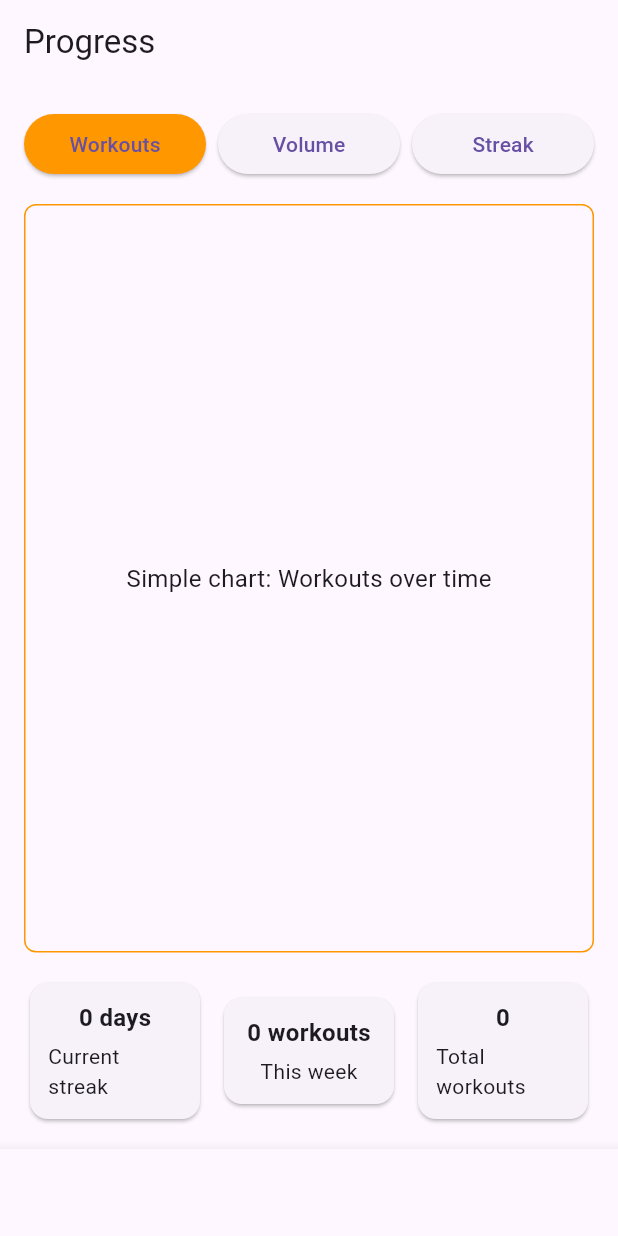
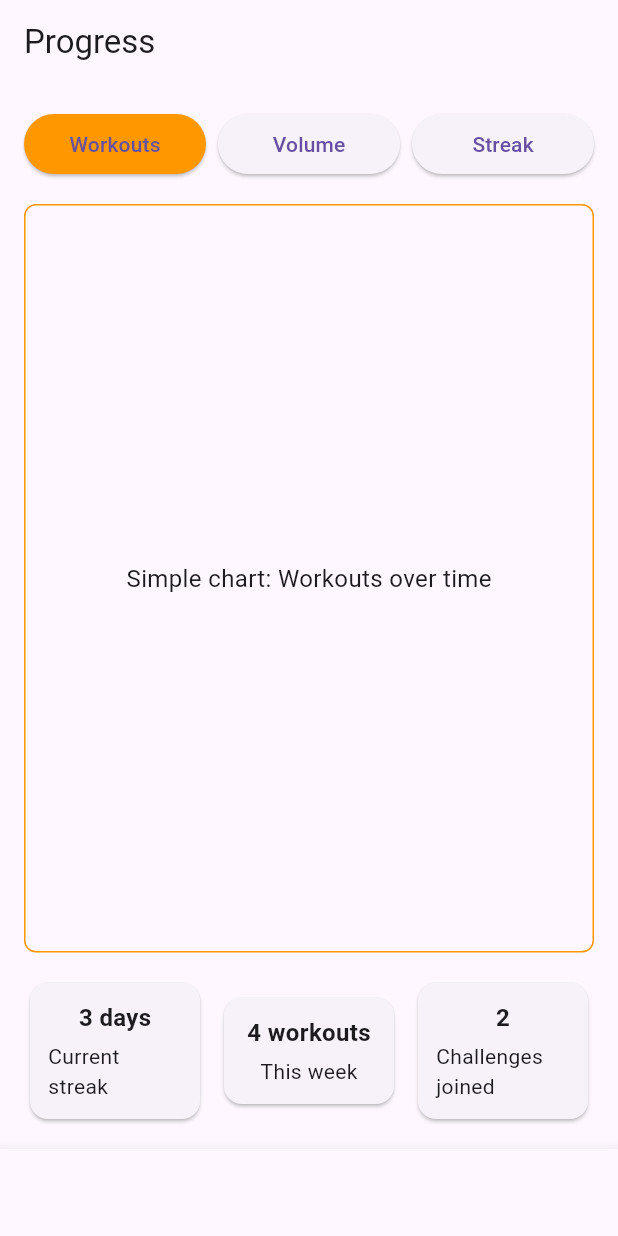
Before and after one commit to mohitkokane3900/beast_lifting_app, a Flutter app: the screen it shows once a user with an empty profile is signed in, item 3 of the bottom bar chosen, on a phone screen of 412 x 824 dp. Run offline on Flutter 3.47's test engine with Material 3 defaults, Android fonts, the light colour scheme and no system bars; our stand-ins replace cloud_firestore, firebase_auth, firebase_core, shared_preferences; accounts and stored records are empty.

Commit message:
Final polish and submission prep

```diff
--- a/lib/models/challenge.dart
+++ b/lib/models/challenge.dart
@@ -26,8 +26,9 @@ class Challenge {
       startDate: m['startDate'] != null
           ? DateTime.parse(m['startDate'] as String)
           : null,
-      endDate:
-          m['endDate'] != null ? DateTime.parse(m['endDate'] as String) : null,
+      endDate: m['endDate'] != null
+          ? DateTime.parse(m['endDate'] as String)
+          : null,
       isActive: m['isActive'] as bool? ?? true,
     );
   }
--- a/lib/models/feed_post.dart
+++ b/lib/models/feed_post.dart
@@ -20,8 +20,9 @@ class FeedPost {
   });
 
   factory FeedPost.fromMap(String id, Map<String, dynamic> m) {
-    final react = (m['reactionsCount'] as Map<String, dynamic>? ?? {})
-        .map((k, v) => MapEntry(k, (v as num).toInt()));
+    final react = (m['reactionsCount'] as Map<String, dynamic>? ?? {}).map(
+      (k, v) => MapEntry(k, (v as num).toInt()),
+    );
 
     return FeedPost(
       id: id,
--- a/lib/screens/auth/auth_gate.dart
+++ b/lib/screens/auth/auth_gate.dart
@@ -38,14 +38,12 @@ class _AuthGateState extends State<AuthGate> {
             body: Center(child: CircularProgressIndicator()),
           );
         }
-
         if (snap.data == null) {
           return LoginScreen(
             darkMode: widget.darkMode,
             onThemeChanged: widget.onThemeChanged,
           );
         }
-
         return MainShell(
           darkMode: widget.darkMode,
           onThemeChanged: widget.onThemeChanged,
--- a/lib/screens/progress/progress_screen.dart
+++ b/lib/screens/progress/progress_screen.dart
@@ -1,7 +1,4 @@
 import 'package:flutter/material.dart';
-import '../../services/firestore_service.dart';
-import '../../services/auth_service.dart';
-import '../../models/workout.dart';
 
 class ProgressScreen extends StatefulWidget {
   const ProgressScreen({super.key});
@@ -11,63 +8,13 @@ class ProgressScreen extends StatefulWidget {
 }
 
 class _ProgressScreenState extends State<ProgressScreen> {
-  final store = FirestoreService();
-  final auth = AuthService();
   String mode = 'Workouts';
-
-  int _calculateStreak(List<Workout> workouts) {
-    if (workouts.isEmpty) return 0;
-    int streak = 0;
-    DateTime? lastDate;
-
-    for (final w in workouts) {
-      final d = DateTime(w.createdAt.year, w.createdAt.month, w.createdAt.day);
-      if (lastDate == null) {
-        streak = 1;
-        lastDate = d;
-      } else {
-        final diff = lastDate.difference(d).inDays;
-        if (diff == 1) {
-          streak += 1;
-          lastDate = d;
-        } else {
-          break;
-        }
-      }
-    }
-    return streak;
-  }
-
-  int _workoutsThisWeek(List<Workout> workouts) {
-    final now = DateTime.now();
-    final start = DateTime(now.year, now.month, now.day)
-        .subtract(const Duration(days: 6));
-    return workouts.where((w) => w.createdAt.isAfter(start)).length;
-  }
 
   @override
   Widget build(BuildContext context) {
-    final u = auth.currentUser;
-    if (u == null) {
-      return const Scaffold(
-        body: Center(child: Text('Not logged in')),
-      );
-    }
-
     return Scaffold(
       appBar: AppBar(title: const Text('Progress')),
-      body: StreamBuilder<List<Workout>>(
-        stream: store.workoutsForUser(u.uid),
-        builder: (context, snap) {
-          if (!snap.hasData) {
-            return const Center(child: CircularProgressIndicator());
-          }
-
-          final workouts = snap.data!;
-          final streak = _calculateStreak(workouts);
-          final weekCount = _workoutsThisWeek(workouts);
-
-          return Padding(
+      body: Padding(
         padding: const EdgeInsets.all(16),
         child: Column(
           children: [
@@ -99,20 +46,15 @@ class _ProgressScreenState extends State<ProgressScreen> {
             const SizedBox(height: 16),
             Row(
               children: [
-                    _summaryCard('Current streak', '$streak days'),
+                _summaryCard('Current streak', '3 days'),
                 const SizedBox(width: 8),
-                    _summaryCard('This week', '$weekCount workouts'),
+                _summaryCard('This week', '4 workouts'),
                 const SizedBox(width: 8),
-                    _summaryCard(
-                      'Total workouts',
-                      workouts.length.toString(),
-                    ),
+                _summaryCard('Challenges joined', '2'),
               ],
             ),
           ],
         ),
-          );
-        },
       ),
     );
   }
```
Also changed, not shown: lib/main.dart (+2 -9 lines), lib/models/workout.dart (+2 -8 lines), lib/screens/auth/login_screen.dart (+1 -6 lines), lib/screens/auth/register_screen.dart (+1 -9 lines), lib/screens/challenges/challenge_detail_screen.dart (+4 -12 lines), lib/screens/challenges/challenges_screen.dart (+19 -5 lines), lib/screens/feed/feed_screen.dart (+8 -18 lines), lib/screens/main_shell.dart (+2 -8 lines), lib/screens/photos/photo_journal_screen.dart (+2 -9 lines), lib/screens/profile/profile_screen.dart (+6 -22 lines), lib/screens/settings/settings_screen.dart (+39 -6 lines), lib/screens/workouts/new_workout_screen.dart (+8 -12 lines), lib/screens/workouts/workout_detail_screen.dart (+2 -9 lines), lib/services/firestore_service.dart (+29 -37 lines), 3 more files, 4 other files. Lines whose indentation alone changed are shown as unchanged.
